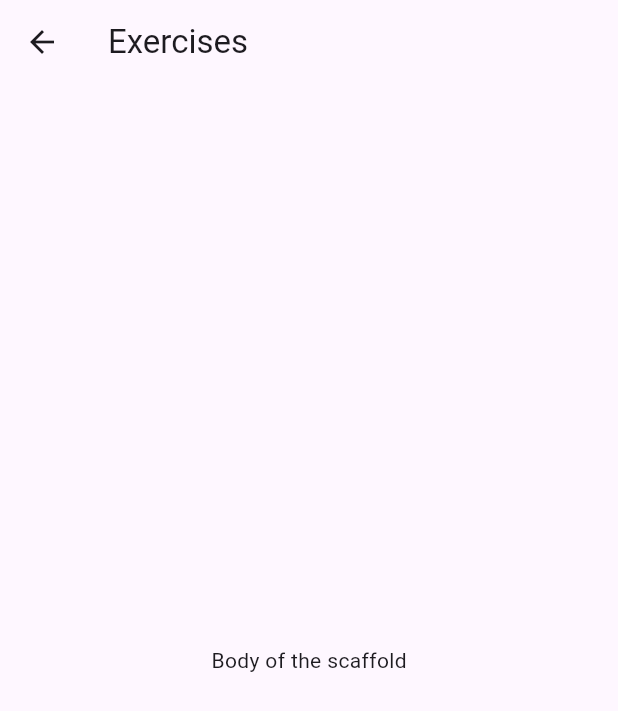
After one commit to ZainNaqvi/Strong-Workout-Tracker, a Flutter app: the EditWorkoutScreen screen opened directly, on a phone screen of 412 x 824 dp. The commit adds this screen. Shown: the top 711 px of the screen. Run offline on Flutter 3.47's test engine with Material 2 defaults, Android fonts, the phone set to English and light mode, and no system bars; our stand-ins replace equatable, flutter_bloc.

Commit message:
starting working on edit workouts screen

```diff
--- a/lib/core/app_style.dart
+++ b/lib/core/app_style.dart
@@ -31,8 +31,8 @@ const h4Style = TextStyle(
 
 const h5Style = TextStyle(
   fontFamily: "Poppins",
-  fontSize: 20,
-  fontWeight: FontWeight.w300,
+  fontSize: 15,
+  fontWeight: FontWeight.w400,
   color: Colors.black,
 );
 
--- /dev/null
+++ b/lib/src/business_logic/cubit/workout/workout_cubits.dart
@@ -0,0 +1,10 @@
+import 'package:flutter_bloc/flutter_bloc.dart';
+import 'package:workout_flutter_app/src/data/model/workout_model.dart';
+
+import 'workout_state.dart';
+
+class WorkoutCubit extends Cubit<WorkoutState> {
+  WorkoutCubit() : super(const WorkoutInitial());
+
+  editWorkouts(Workout workout, int index) => emit(WorkoutEdit(workout, index));
+}
--- /dev/null
+++ b/lib/src/business_logic/cubit/workout/workout_state.dart
@@ -0,0 +1,23 @@
+import 'package:equatable/equatable.dart';
+import 'package:workout_flutter_app/src/data/model/workout_model.dart';
+
+abstract class WorkoutState extends Equatable {
+  final Workout? workout;
+  final int? elapsed;
+
+  const WorkoutState(this.workout, this.elapsed);
+}
+
+class WorkoutInitial extends WorkoutState {
+  const WorkoutInitial() : super(null, 0);
+  @override
+  List<Object?> get props => [];
+}
+
+class WorkoutEdit extends WorkoutState {
+  final int index;
+  const WorkoutEdit(Workout workout, this.index) : super(workout, index);
+
+  @override
+  List<Object?> get props => [workout, index];
+}
--- a/lib/src/business_logic/cubit/workout/workouts_cubit.dart
+++ b/lib/src/business_logic/cubit/workouts/workouts_cubit.dart
@@ -4,8 +4,8 @@ import 'package:flutter_bloc/flutter_bloc.dart';
 import 'package:workout_flutter_app/core/app_asset.dart';
 import 'package:workout_flutter_app/src/data/model/workout_model.dart';
 
-class WorkoutCubit extends Cubit<List<Workout>> {
-  WorkoutCubit() : super([]);
+class WorkoutsCubit extends Cubit<List<Workout>> {
+  WorkoutsCubit() : super([]);
 
   void loadWorkout() async {
     List<Workout> workout = [];
--- /dev/null
+++ b/lib/src/presentation/screen/edit_workout_screen.dart
@@ -0,0 +1,16 @@
+import 'package:flutter/material.dart';
+
+class EditWorkoutScreen extends StatelessWidget {
+  const EditWorkoutScreen({super.key});
+
+  @override
+  Widget build(BuildContext context) {
+    return Scaffold(
+      appBar: AppBar(
+        title: const Text("Exercises"),
+        leading: BackButton(onPressed: () {}),
+      ),
+      body: const Center(child: Text("Body of the scaffold")),
+    );
+  }
+}
```
Also changed, not shown: lib/main.dart (+24 -4 lines), lib/src/presentation/screen/home_screen.dart (+23 -13 lines), lib/src/business_logic/cubit/workouts/workouts_state.dart (added).
